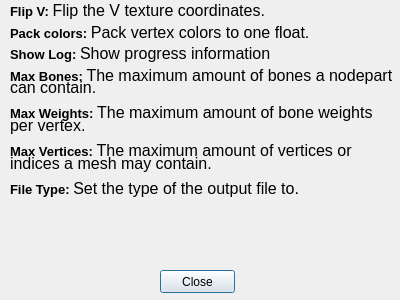
This is Fbx-Converter-GUI/help.ui in ilinaraducristian/Fbx-Converter-GUI as Qt 5 draws it before an edit. The edited form follows.
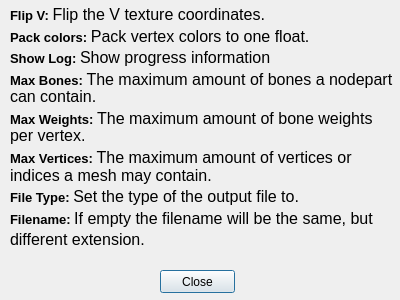
This is the edited form.

```diff
--- a/Fbx-Converter-GUI/help.ui
+++ b/Fbx-Converter-GUI/help.ui
@@ -35,9 +35,14 @@
      <x>10</x>
      <y>-20</y>
      <width>391</width>
-     <height>231</height>
+     <height>281</height>
     </rect>
    </property>
+   <property name="font">
+    <font>
+     <family>Arial</family>
+    </font>
+   </property>
    <property name="text">
     <string>&lt;html&gt;
 	&lt;head/&gt;
@@ -54,22 +59,38 @@
 			&lt;span style=&quot; font-size:10pt; font-weight:600;&quot;&gt;Show Log: &lt;/span&gt;
 			&lt;span style=&quot; font-size:12pt&quot;&gt;Show progress information&lt;/span&gt;
 		&lt;/p&gt;
-		&lt;p style=&quot;line-height: 70%&quot;&gt;
+		&lt;p style=&quot;line-height: 30%&quot;&gt;
 			&lt;span style=&quot; font-size:10pt; font-weight:600;&quot;&gt;Max Bones: &lt;/span&gt;
-			&lt;span style=&quot; font-size:12pt&quot;&gt;The maximum amount of bones a nodepart&lt;br&gt;can contain.&lt;/span&gt;
+			&lt;span style=&quot; font-size:12pt&quot;&gt;The maximum amount of bones a nodepart&lt;/span&gt;
 		&lt;/p&gt;
-		&lt;p style=&quot;line-height: 70%&quot;&gt;
+		&lt;p style=&quot;line-height: 50%&quot;&gt;
+			&lt;span style=&quot;font-size:12pt&quot;&gt;can contain.&lt;/span&gt;
+		&lt;/p&gt;
+		&lt;p style=&quot;line-height: 30%&quot;&gt;
 			&lt;span style=&quot; font-size:10pt; font-weight:600;&quot;&gt;Max Weights: &lt;/span&gt;
-			&lt;span style=&quot; font-size:12pt&quot;&gt;The maximum amount of bone weights&lt;br&gt; per vertex.&lt;/span&gt;
+			&lt;span style=&quot; font-size:12pt&quot;&gt;The maximum amount of bone weights&lt;/span&gt;
 		&lt;/p&gt;
-		&lt;p style=&quot;line-height: 70%&quot;&gt;
+		&lt;p style=&quot;line-height: 50%&quot;&gt;
+			&lt;span style=&quot; font-size:12pt&quot;&gt; per vertex.&lt;/span&gt;
+		&lt;/p&gt;
+		&lt;p style=&quot;line-height: 30%&quot;&gt;
 			&lt;span style=&quot; font-size:10pt; font-weight:600;&quot;&gt;Max Vertices: &lt;/span&gt;
-			&lt;span style=&quot; font-size:12pt&quot;&gt;The maximum amount of vertices or&lt;br&gt; indices a mesh may contain.&lt;/span&gt;
+			&lt;span style=&quot; font-size:12pt&quot;&gt;The maximum amount of vertices or&lt;/span&gt;
+		&lt;/p&gt;
+		&lt;p style=&quot;line-height: 50%&quot;&gt;
+			&lt;span style=&quot; font-size:12pt&quot;&gt;indices a mesh may contain.&lt;/span&gt;
 		&lt;/p&gt;
 		&lt;p style=&quot;line-height: 50%&quot;&gt;
 			&lt;span style=&quot; font-size:10pt; font-weight:600;&quot;&gt;File Type: &lt;/span&gt;
 			&lt;span style=&quot; font-size:12pt&quot;&gt;Set the type of the output file to.&lt;/span&gt;
 		&lt;/p&gt;
+		&lt;p style=&quot;line-height: 50%&quot;&gt;
+			&lt;span style=&quot; font-size:10pt; font-weight:600;&quot;&gt;Filename: &lt;/span&gt;
+			&lt;span style=&quot; font-size:12pt&quot;&gt;If empty the filename will be the same, but&lt;/span&gt;
+		&lt;/p&gt;
+		&lt;p style=&quot;line-height: 30%&quot;&gt;
+			&lt;span style=&quot; font-size:12pt&quot;&gt;different extension.&lt;/span&gt;
+		&lt;/p&gt;
 	&lt;/body&gt;
 &lt;/html&gt;</string>
    </property>
```
Left out of the diff: 5 changed lines with no effect on the pictures.
